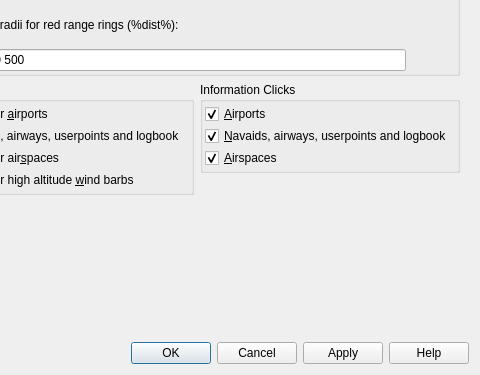
Qt form src/options/options.ui (albar965/littlenavmap) before a commit; both pictures show x 311 to 791 and y 190 to 565 of the 791 by 565 pixel window.
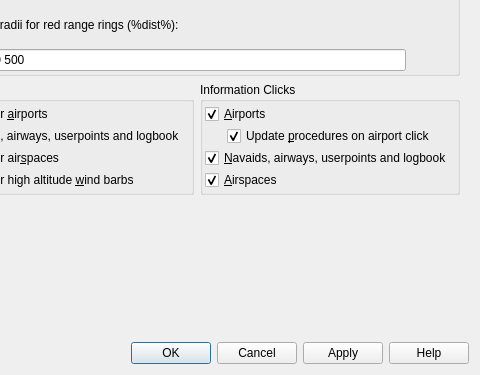
The same form after that commit. The open tabs and pages were chosen to show the change.

Commit message: Added option to fill procedure search tab when clicking on airport.

```diff
--- a/src/options/options.ui
+++ b/src/options/options.ui
@@ -839,6 +839,29 @@
              </property>
             </widget>
            </item>
+           <item>
+            <layout class="QHBoxLayout" name="horizontalLayout_3">
+             <property name="leftMargin">
+              <number>22</number>
+             </property>
+             <property name="topMargin">
+              <number>0</number>
+             </property>
+             <item>
+              <widget class="QCheckBox" name="checkBoxOptionsMapClickAirportProcs">
+               <property name="toolTip">
+                <string>Show procedures in procedure search tab on airport click</string>
+               </property>
+               <property name="text">
+                <string>Update &amp;procedures on airport click</string>
+               </property>
+               <property name="checked">
+                <bool>true</bool>
+               </property>
+              </widget>
+             </item>
+            </layout>
+           </item>
            <item>
             <widget class="QCheckBox" name="checkBoxOptionsMapClickNavaid">
              <property name="toolTip">
```
The commit also changes 4 other files.
